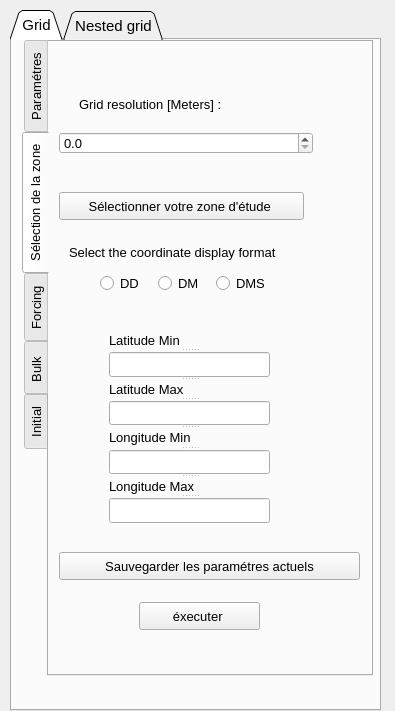
This is Preprocess/qcrocoflow_crocogrid_dialog_base.ui in epzt/qcrocoflow as Qt 5 draws it before an edit. The edited form follows.
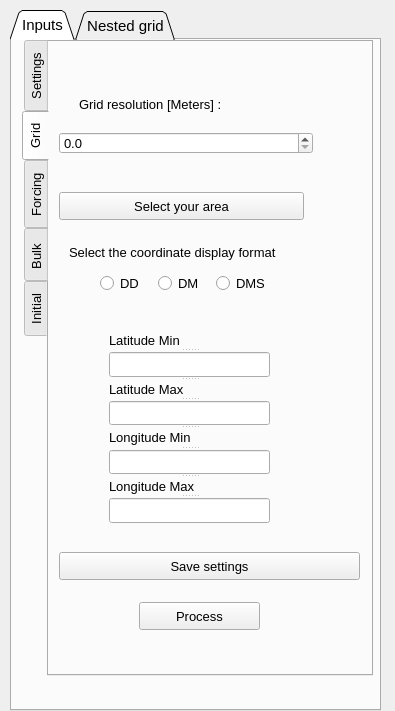
This is the edited form. The open tabs and pages were chosen to show the change.

Diff of the .ui file:
```diff
--- a/Preprocess/qcrocoflow_crocogrid_dialog_base.ui
+++ b/Preprocess/qcrocoflow_crocogrid_dialog_base.ui
@@ -43,7 +43,7 @@
    </property>
    <widget class="QWidget" name="forcingGridTab">
     <attribute name="title">
-     <string>Grid</string>
+     <string>Inputs</string>
     </attribute>
     <widget class="QTabWidget" name="tabWidget_3">
      <property name="geometry">
@@ -59,6 +59,9 @@
        <pointsize>10</pointsize>
       </font>
      </property>
+     <property name="autoFillBackground">
+      <bool>false</bool>
+     </property>
      <property name="tabPosition">
       <enum>QTabWidget::West</enum>
      </property>
@@ -67,7 +70,7 @@
      </property>
      <widget class="QWidget" name="tab_6">
       <attribute name="title">
-       <string>Paramétres</string>
+       <string>Settings</string>
       </attribute>
       <layout class="QGridLayout" name="gridLayout">
        <item row="15" column="0" colspan="2">
@@ -222,7 +225,7 @@
      </widget>
      <widget class="QWidget" name="tab_7">
       <attribute name="title">
-       <string>Sélection de la zone</string>
+       <string>Grid</string>
       </attribute>
       <widget class="QPushButton" name="selectzoneButton">
        <property name="geometry">
@@ -234,7 +237,7 @@
         </rect>
        </property>
        <property name="text">
-        <string>Sélectionner votre zone d'étude </string>
+        <string>Select your area</string>
        </property>
       </widget>
       <widget class="QPushButton" name="gridexecuteButton">
@@ -247,7 +250,7 @@
         </rect>
        </property>
        <property name="text">
-        <string>éxecuter </string>
+        <string>Process</string>
        </property>
       </widget>
       <widget class="QSplitter" name="splitter">
@@ -321,7 +324,7 @@
         </rect>
        </property>
        <property name="text">
-        <string>Sauvegarder les paramétres actuels</string>
+        <string>Save settings</string>
        </property>
       </widget>
       <widget class="QRadioButton" name="dmsButton">
```
